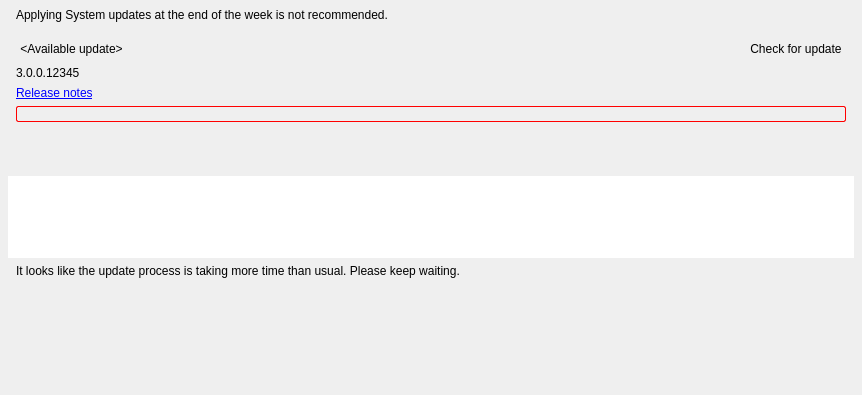
This is vms/client/nx_vms_client_desktop/src/nx/vms/client/desktop/system_update/multi_server_updates_widget.ui in networkoptix/nx_open as Qt 5 draws it before an edit. The edited form follows.
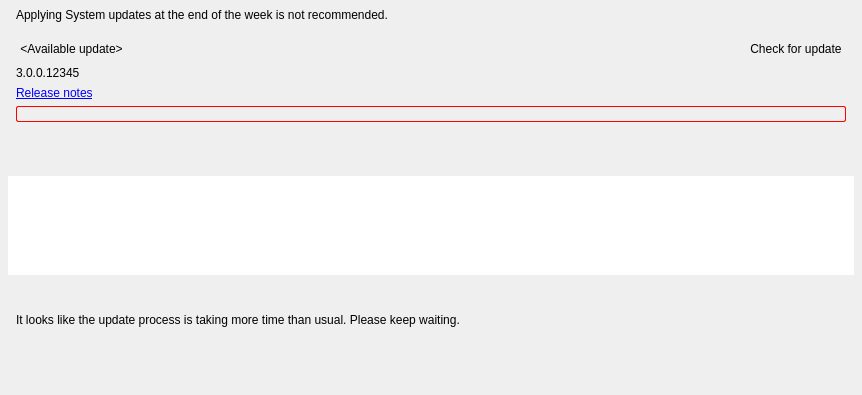
This is the edited form. Custom widgets are drawn as their Qt base class.

Commit message:
Adjusted vertical stretch for MultiServerUpdateWidget
TableView with servers looks much better now.

<==== Mercurial data ====>
Branch: vms_gui

Diff of the .ui file:
```diff
--- a/vms/client/nx_vms_client_desktop/src/nx/vms/client/desktop/system_update/multi_server_updates_widget.ui
+++ b/vms/client/nx_vms_client_desktop/src/nx/vms/client/desktop/system_update/multi_server_updates_widget.ui
@@ -505,7 +505,7 @@
    </item>
    <item>
     <widget class="QWidget" name="widget" native="true">
-     <layout class="QVBoxLayout" name="verticalLayout_2" stretch="1,0,1">
+     <layout class="QVBoxLayout" name="verticalLayout_2" stretch="1,1">
       <property name="leftMargin">
        <number>8</number>
       </property>
@@ -521,7 +521,7 @@
       <item>
        <widget class="QTableView" name="tableView">
         <property name="sizePolicy">
-         <sizepolicy hsizetype="Expanding" vsizetype="Maximum">
+         <sizepolicy hsizetype="Expanding" vsizetype="MinimumExpanding">
           <horstretch>0</horstretch>
           <verstretch>0</verstretch>
          </sizepolicy>
@@ -529,7 +529,7 @@
         <property name="minimumSize">
          <size>
           <width>0</width>
-          <height>40</height>
+          <height>60</height>
          </size>
         </property>
         <property name="maximumSize">
@@ -544,6 +544,9 @@
         <property name="frameShape">
          <enum>QFrame::NoFrame</enum>
         </property>
+        <property name="sizeAdjustPolicy">
+         <enum>QAbstractScrollArea::AdjustToContents</enum>
+        </property>
         <property name="editTriggers">
          <set>QAbstractItemView::NoEditTriggers</set>
         </property>
@@ -597,19 +600,6 @@
         </item>
        </layout>
       </item>
-      <item>
-       <spacer name="verticalSpacer">
-        <property name="orientation">
-         <enum>Qt::Vertical</enum>
-        </property>
-        <property name="sizeHint" stdset="0">
-         <size>
-          <width>20</width>
-          <height>10</height>
-         </size>
-        </property>
-       </spacer>
-      </item>
      </layout>
     </widget>
    </item>
```
